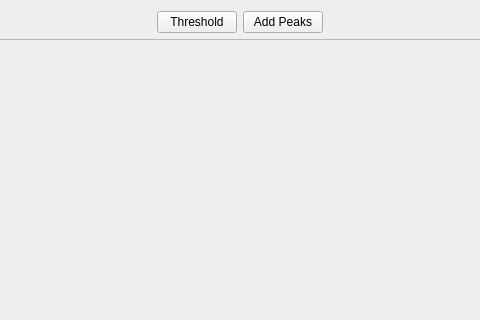
Above: Code/Mantid/Vates/VatesSimpleGui/ViewWidgets/inc/MantidVatesSimpleGuiViewWidgets/SplatterPlotView.ui from mantidproject/mantid before the change; both pictures show x 222 to 702 and y 0 to 320 of the 924 by 684 pixel window. Below: the same form after it.
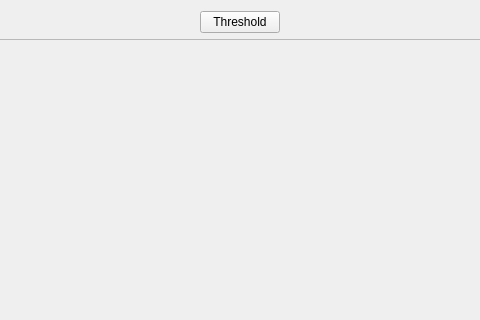
That is the form after the change.

Commit message: Removing button from UI. This refs #3929.

Patch:
```diff
--- a/Code/Mantid/Vates/VatesSimpleGui/ViewWidgets/inc/MantidVatesSimpleGuiViewWidgets/SplatterPlotView.ui
+++ b/Code/Mantid/Vates/VatesSimpleGui/ViewWidgets/inc/MantidVatesSimpleGuiViewWidgets/SplatterPlotView.ui
@@ -36,13 +36,6 @@
        </property>
       </widget>
      </item>
-     <item>
-      <widget class="QPushButton" name="peaksButton">
-       <property name="text">
-        <string>Add Peaks</string>
-       </property>
-      </widget>
-     </item>
      <item>
       <spacer name="horizontalSpacer_2">
        <property name="orientation">
```
